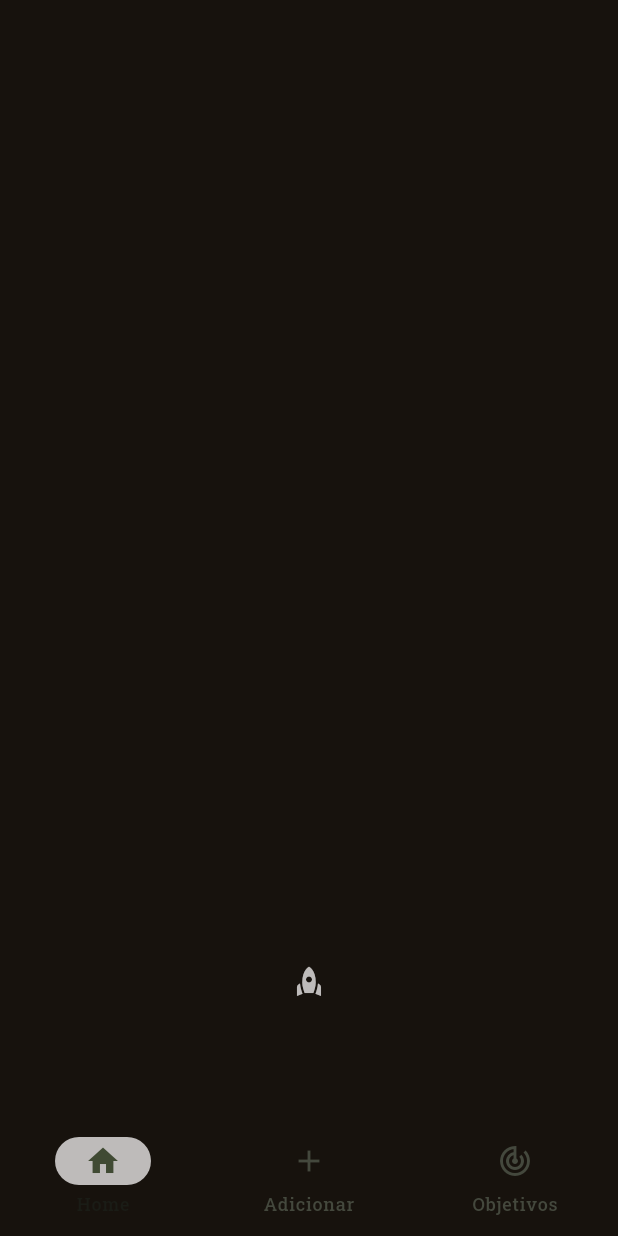
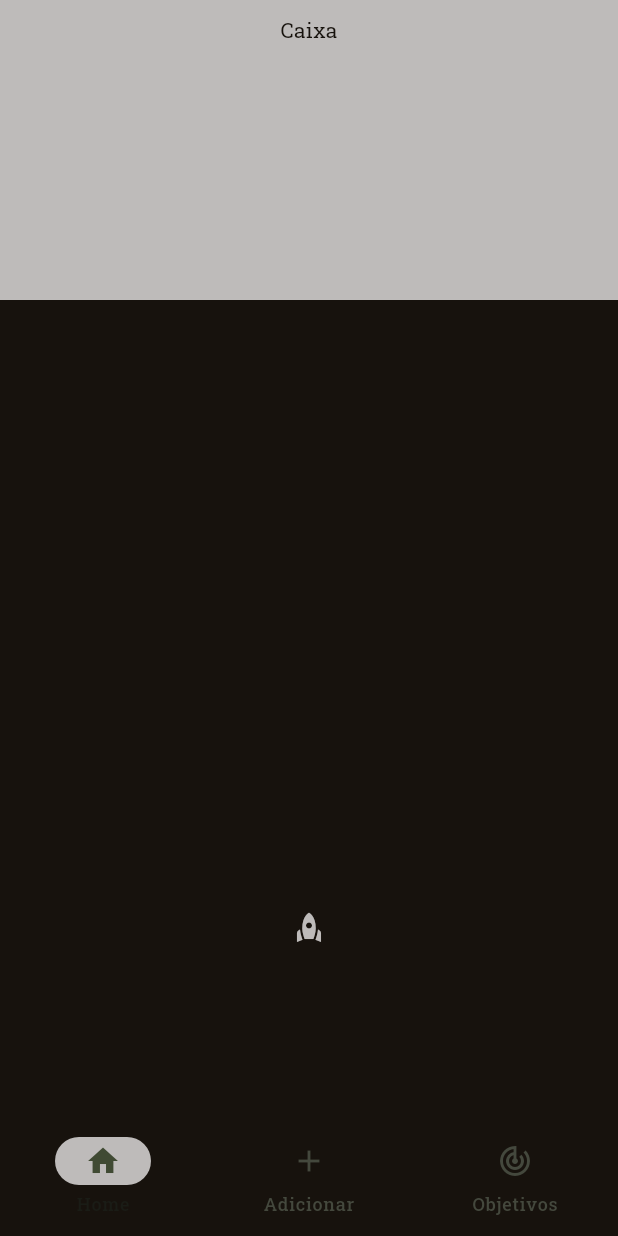
Before and after one commit to devherik/simple_finances, a Flutter app: the screen it shows once a user with an empty profile is signed in, on a phone screen of 412 x 824 dp. Run offline on Flutter 3.47's test engine with Material 3 defaults, Android fonts, the phone set to English and light mode, and no system bars; our stand-ins replace cloud_firestore, firebase_auth, firebase_core, flutter_svg, go_router, google_fonts and 1 more; accounts and stored records are empty.

Commit message:
view: the adaptive appbar works well using the scroll position to set its size

```diff
--- a/lib/features/home/finance/page_finances.dart
+++ b/lib/features/home/finance/page_finances.dart
@@ -18,7 +18,7 @@ class _PageFinancesState extends State<PageFinances> {
   DaoCashflow? _daoCashflow;
   DaoTransactions? _daoTransactions;
   EntityCashflow? _currentCashflow;
-  final wfinance = WidgetFinances();
+  WidgetFinances? wfinance;
   String appBarTitle = 'Caixa';
   late ScrollController _scrollController;
   double _scrollControllerOffset = 0.0;
@@ -32,6 +32,7 @@ class _PageFinancesState extends State<PageFinances> {
   void initState() {
     _daoCashflow = DaoCashflow();
     _daoTransactions = DaoTransactions(context: context);
+    wfinance = WidgetFinances(context: context);
     _scrollController = ScrollController();
     _scrollController.addListener(_scrollListener);
     _updatePage();
@@ -63,15 +64,9 @@ class _PageFinancesState extends State<PageFinances> {
       //     )
       //   ],
       // ),
-      body: Container(
-        height: MediaQuery.of(context).size.height,
-        width: MediaQuery.of(context).size.width,
-        padding: const EdgeInsets.only(left: 8, right: 8, top: 36),
-        child: Stack(
+      body: Stack(
         children: [
-            PreferredSize(
-                preferredSize: Size(MediaQuery.of(context).size.width, 20),
-                child: scrollAppBarClinch(_scrollControllerOffset)),
+          wfinance!.scrollAppBarClinch(_scrollControllerOffset),
           CustomScrollView(
             controller: _scrollController,
             slivers: [
@@ -88,7 +83,6 @@ class _PageFinancesState extends State<PageFinances> {
           ),
         ],
       ),
-      ),
     );
   }
 
@@ -102,17 +96,6 @@ class _PageFinancesState extends State<PageFinances> {
     setState(() {
       _scrollControllerOffset = _scrollController.offset;
     });
-  }
-
-  Widget scrollAppBarClinch(double size) {
-    return SafeArea(
-        top: false,
-        child: Container(
-          height: 200,
-          padding: const EdgeInsets.symmetric(vertical: 10, horizontal: 24),
-          color: Colors.white.withOpacity((size / 350).clamp(0, 1).toDouble()),
-          child: SafeArea(child: Container()),
-        ));
   }
 
   Widget dayBalance(List<Map<String, dynamic>> balanceMap) {
--- a/lib/features/home/finance/widget_finances.dart
+++ b/lib/features/home/finance/widget_finances.dart
@@ -1 +1,55 @@
-class WidgetFinances {}
+import 'package:flutter/material.dart';
+import 'package:simple_finances/config/util/app_globals.dart' as gbl;
+
+class WidgetFinances {
+  final BuildContext _context;
+  WidgetFinances({required BuildContext context}) : _context = context;
+  Widget scrollAppBarClinch(double scrollPosition) {
+    double size = scrollPosition <= 100 ? 200 - scrollPosition : 100;
+    if (size >= 130.0) {
+      return SafeArea(
+        top: false,
+        child: Container(
+          height: size,
+          padding: const EdgeInsets.symmetric(vertical: 10, horizontal: 24),
+          color: gbl.primaryLight,
+          child: SafeArea(
+            child: Container(
+              width: MediaQuery.of(_context).size.width,
+              child: Column(
+                children: [
+                  Text(
+                    'Caixa',
+                    style: TextStyle(color: gbl.primaryDark),
+                  )
+                ],
+              ),
+            ),
+          ),
+        ),
+      );
+    } else {
+      return SafeArea(
+        top: false,
+        child: Container(
+          height: size,
+          padding: const EdgeInsets.symmetric(vertical: 10, horizontal: 24),
+          color: gbl.primaryLight,
+          child: SafeArea(
+            child: Container(
+              width: MediaQuery.of(_context).size.width,
+              child: Column(
+                children: [
+                  Text(
+                    'R\$ 1500,00',
+                    style: TextStyle(color: gbl.primaryDark),
+                  )
+                ],
+              ),
+            ),
+          ),
+        ),
+      );
+    }
+  }
+}
```
Lines whose indentation alone changed are shown as unchanged.
